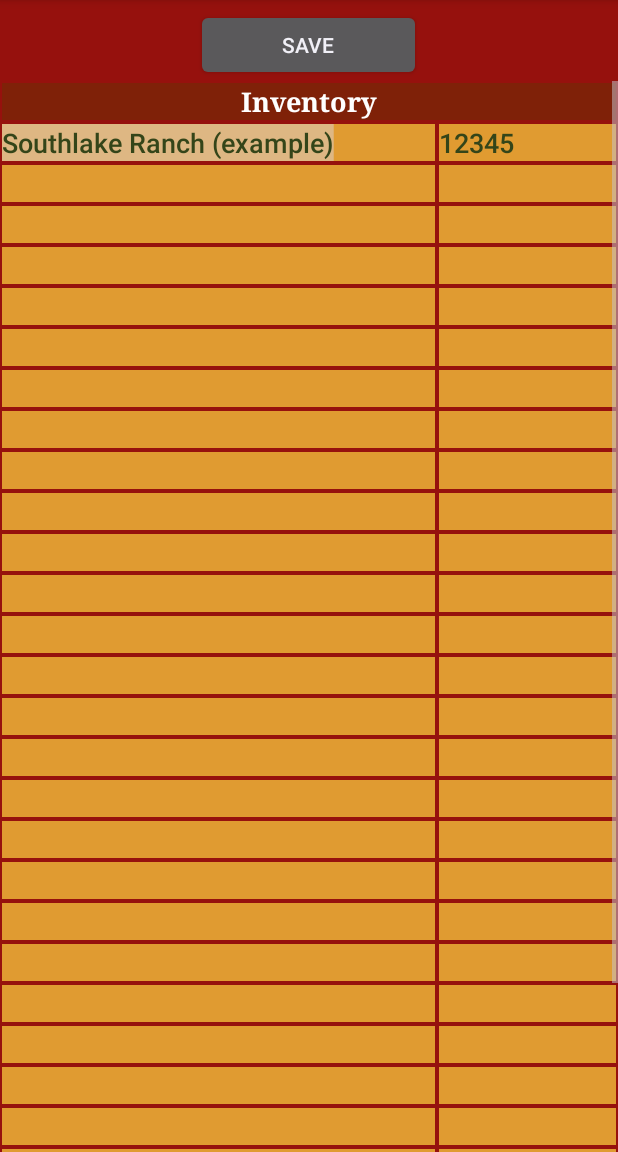
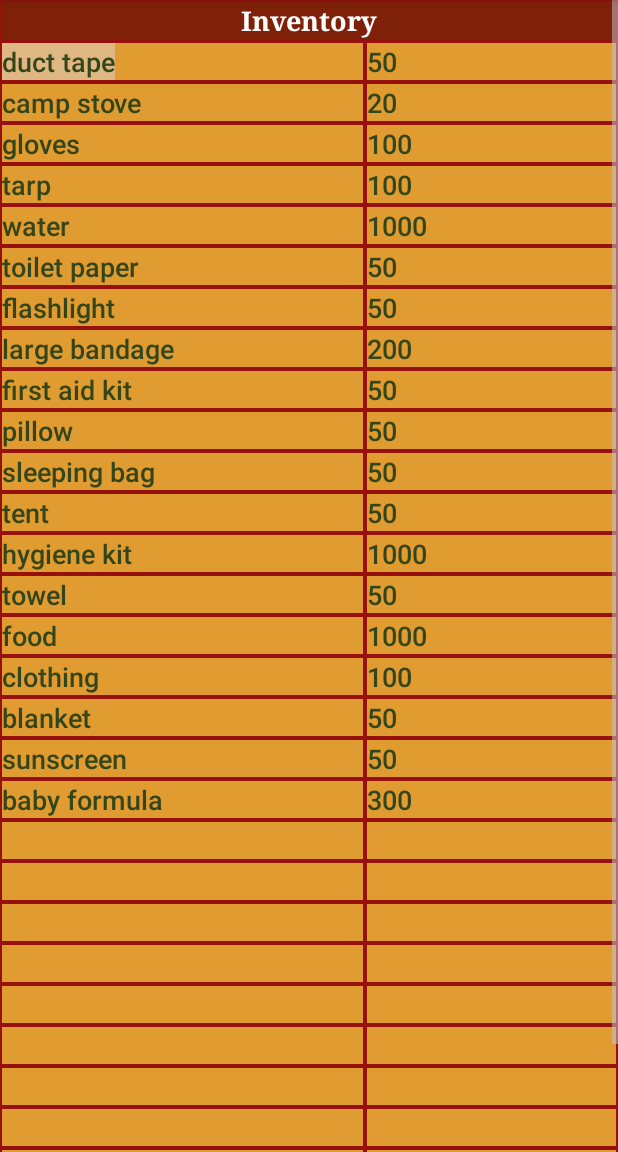
Before and after one commit to jonkeller/EmergencyDeliveryService, an Android app: the InventoryActivity screen opened directly, with no data from a screen before it, on a phone screen of 412 x 824 dp, the part 84-1236 px from its top. Run offline under Robolectric (Android 15) with nearby library versions, the phone set to English and light mode, and no system bars.

Commit message:
Impl inventory page

```diff
--- a/app/src/main/java/com/codetheroad/eds/CommunicationActivity.java
+++ b/app/src/main/java/com/codetheroad/eds/CommunicationActivity.java
@@ -17,6 +17,7 @@ import android.widget.Toast;
 import com.codetheroad.eds.data.Destination;
 import com.codetheroad.eds.data.ServerConnection;
 import com.codetheroad.eds.data.Vehicle;
+import com.google.android.gms.maps.model.LatLng;
 
 
 public class CommunicationActivity extends ManipulateInput {
@@ -28,6 +29,33 @@ public class CommunicationActivity extends ManipulateInput {
 	public void onCreate(Bundle savedInstanceState) {
 		super.onCreate(savedInstanceState);
 		setContentView(R.layout.communcation_layout);
+
+		// Hook up buttons
+		Button contactButton = (Button) findViewById(R.id.button1);
+		contactButton.setOnClickListener(new OnClickListener() {
+			@Override
+			public void onClick(View view) {
+				Intent smsIntent = new Intent(Intent.ACTION_VIEW);
+				smsIntent.setType("vnd.android-dir/mms-sms");
+				smsIntent.putExtra("address", "4046106603");
+				smsIntent.putExtra("sms_body", "Where are you?");
+				startActivity(smsIntent);
+			}
+		});
+
+		Button deliverButton = (Button) findViewById(R.id.button2);
+		deliverButton.setOnClickListener(new OnClickListener() {
+			@Override
+			public void onClick(View view) {
+				LatLng deliveryLocation = vehicle.getDestinations().get(0).getLocation();
+				vehicle.deliver(deliveryLocation);
+				populateFields();
+			}
+		});
+	}
+
+	public void onResume() {
+		super.onResume();
 		try {
 			vehicle = ServerConnection.connect(this.getAssets()).getVehicle();
 			populateFields();
@@ -36,7 +64,7 @@ public class CommunicationActivity extends ManipulateInput {
 			t.printStackTrace();
 		}
 		//	connectVariables();
-        populateFields();
+		populateFields();
 	}
 
 	private void populateFields() {
@@ -50,21 +78,6 @@ public class CommunicationActivity extends ManipulateInput {
 		TextView txtItemsBeingDelivered = (TextView) findViewById(R.id.txtItemsBeingDelivered);
 		String itemsBeingDelivered = vehicle.getItemsBeingDeliveredAsString();
 		txtItemsBeingDelivered.setText(itemsBeingDelivered);
-
-		Button button = (Button) findViewById(R.id.button1);
-
-		button.setOnClickListener(new OnClickListener() {
-
-			@Override
-			public void onClick(View view) {
-				Intent smsIntent = new Intent(Intent.ACTION_VIEW);
-				smsIntent.setType("vnd.android-dir/mms-sms");
-				smsIntent.putExtra("address", "4046106603");
-				smsIntent.putExtra("sms_body","Where are you?");
-				startActivity(smsIntent);
-			}
-
-		});
 	}
 
 
--- a/app/src/main/java/com/codetheroad/eds/InventoryActivity.java
+++ b/app/src/main/java/com/codetheroad/eds/InventoryActivity.java
@@ -8,107 +8,154 @@ import android.view.MenuItem;
 import android.view.View;
 import android.view.View.OnClickListener;
 import android.widget.Button;
-import android.widget.EditText;
+import android.widget.TextView;
 import android.widget.Toast;
+
+import com.codetheroad.eds.data.Item;
+import com.codetheroad.eds.data.ServerConnection;
+import com.codetheroad.eds.data.Vehicle;
+
+import java.util.Iterator;
+import java.util.Map;
 
 public class InventoryActivity extends SharedPref {
 
-	EditText[] nameArray, codeArray;
+	TextView[] nameArray, codeArray;
+	Vehicle vehicle;
 
 	public void onCreate(Bundle savedInstanceState) {
 		super.onCreate(savedInstanceState);
 		setContentView(R.layout.inventory_layout);
-		connectVariables();
-		populateFields();
+		//connectVariables();
+	}
+
+	@Override
+	public void onResume() {
+		super.onResume();
+		try {
+			vehicle = ServerConnection.connect(this.getAssets()).getVehicle();
+			populateFields();
+		} catch (Throwable t) {
+			// Since it's just JSON data, should absolutely never get here.
+			t.printStackTrace();
+		}
+	}
+
+	private void populateFields() {
+		// retrieve data from shared preferences and populated edit text fields
+		//getSavedTextViewArray(subName, nameArray);
+		//getSavedTextViewArray(subCode, codeArray);
+		Map<Item.Type, Integer> inventory = vehicle.getItems();
+
+		Iterator<Map.Entry<Item.Type, Integer>> it = inventory.entrySet().iterator();
+
+		// This is shameful
+		if (it.hasNext()) { populateField(R.id.subName1, R.id.subCode1, it.next()); }
+		if (it.hasNext()) { populateField(R.id.subName2, R.id.subCode2, it.next()); }
+		if (it.hasNext()) { populateField(R.id.subName3, R.id.subCode3, it.next()); }
+		if (it.hasNext()) { populateField(R.id.subName4, R.id.subCode4, it.next()); }
+		if (it.hasNext()) { populateField(R.id.subName5, R.id.subCode5, it.next()); }
+		if (it.hasNext()) { populateField(R.id.subName6, R.id.subCode6, it.next()); }
+		if (it.hasNext()) { populateField(R.id.subName7, R.id.subCode7, it.next()); }
+		if (it.hasNext()) { populateField(R.id.subName8, R.id.subCode8, it.next()); }
+		if (it.hasNext()) { populateField(R.id.subName9, R.id.subCode9, it.next()); }
+		if (it.hasNext()) { populateField(R.id.subName10, R.id.subCode10, it.next()); }
+		if (it.hasNext()) { populateField(R.id.subName11, R.id.subCode11, it.next()); }
+		if (it.hasNext()) { populateField(R.id.subName12, R.id.subCode12, it.next()); }
+		if (it.hasNext()) { populateField(R.id.subName13, R.id.subCode13, it.next()); }
+		if (it.hasNext()) { populateField(R.id.subName14, R.id.subCode14, it.next()); }
+		if (it.hasNext()) { populateField(R.id.subName15, R.id.subCode15, it.next()); }
+		if (it.hasNext()) { populateField(R.id.subName16, R.id.subCode16, it.next()); }
+		if (it.hasNext()) { populateField(R.id.subName17, R.id.subCode17, it.next()); }
+		if (it.hasNext()) { populateField(R.id.subName18, R.id.subCode18, it.next()); }
+		if (it.hasNext()) { populateField(R.id.subName19, R.id.subCode19, it.next()); }
+		if (it.hasNext()) { populateField(R.id.subName20, R.id.subCode20, it.next()); }
+		if (it.hasNext()) { populateField(R.id.subName21, R.id.subCode21, it.next()); }
+		if (it.hasNext()) { populateField(R.id.subName22, R.id.subCode22, it.next()); }
+		if (it.hasNext()) { populateField(R.id.subName23, R.id.subCode23, it.next()); }
+		if (it.hasNext()) { populateField(R.id.subName24, R.id.subCode24, it.next()); }
+		if (it.hasNext()) { populateField(R.id.subName25, R.id.subCode25, it.next()); }
+		if (it.hasNext()) { populateField(R.id.subName26, R.id.subCode26, it.next()); }
+		if (it.hasNext()) { populateField(R.id.subName27, R.id.subCode27, it.next()); }
+		if (it.hasNext()) { populateField(R.id.subName28, R.id.subCode28, it.next()); }
+		if (it.hasNext()) { populateField(R.id.subName29, R.id.subCode29, it.next()); }
+		if (it.hasNext()) { populateField(R.id.subName30, R.id.subCode30, it.next()); }
+	}
+
+	private void populateField(int subName, int subCode, Map.Entry<Item.Type, Integer> entry) {
+		Item.Type itemType = entry.getKey();
+		int quantity = entry.getValue();
+		((TextView)findViewById(subName)).setText(Item.typeToString(itemType));
+		((TextView)findViewById(subCode)).setText(Integer.toString(quantity));
+	}
+
+	/*
+	private void connectVariables() {
+		// Connect XML layout with Java
+		nameArray = new TextView[] { (TextView) findViewById(R.id.subName1),
+				(TextView) findViewById(R.id.subName2),
+				(TextView) findViewById(R.id.subName3),
+				(TextView) findViewById(R.id.subName4),
+				(TextView) findViewById(R.id.subName5),
+				(TextView) findViewById(R.id.subName6),
+				(TextView) findViewById(R.id.subName7),
+				(TextView) findViewById(R.id.subName8),
+				(TextView) findViewById(R.id.subName9),
+				(TextView) findViewById(R.id.subName10),
+				(TextView) findViewById(R.id.subName11),
+				(TextView) findViewById(R.id.subName12),
+				(TextView) findViewById(R.id.subName13),
+				(TextView) findViewById(R.id.subName14),
+				(TextView) findViewById(R.id.subName15),
+				(TextView) findViewById(R.id.subName16),
+				(TextView) findViewById(R.id.subName17),
+				(TextView) findViewById(R.id.subName18),
+				(TextView) findViewById(R.id.subName19),
+				(TextView) findViewById(R.id.subName20),
+				(TextView) findViewById(R.id.subName21),
+				(TextView) findViewById(R.id.subName22),
+				(TextView) findViewById(R.id.subName23),
+				(TextView) findViewById(R.id.subName24),
+				(TextView) findViewById(R.id.subName25),
+				(TextView) findViewById(R.id.subName26),
+				(TextView) findViewById(R.id.subName27),
+				(TextView) findViewById(R.id.subName28),
+				(TextView) findViewById(R.id.subName29),
+				(TextView) findViewById(R.id.subName30), };
+
+		codeArray = new TextView[] { (TextView) findViewById(R.id.subCode1),
+				(TextView) findViewById(R.id.subCode2),
+				(TextView) findViewById(R.id.subCode3),
+				(TextView) findViewById(R.id.subCode4),
+				(TextView) findViewById(R.id.subCode5),
+				(TextView) findViewById(R.id.subCode6),
+				(TextView) findViewById(R.id.subCode7),
+				(TextView) findViewById(R.id.subCode8),
+				(TextView) findViewById(R.id.subCode9),
+				(TextView) findViewById(R.id.subCode10),
+				(TextView) findViewById(R.id.subCode11),
+				(TextView) findViewById(R.id.subCode12),
+				(TextView) findViewById(R.id.subCode13),
+				(TextView) findViewById(R.id.subCode14),
+				(TextView) findViewById(R.id.subCode15),
+				(TextView) findViewById(R.id.subCode16),
+				(TextView) findViewById(R.id.subCode17),
+				(TextView) findViewById(R.id.subCode18),
+				(TextView) findViewById(R.id.subCode19),
+				(TextView) findViewById(R.id.subCode20),
+				(TextView) findViewById(R.id.subCode21),
+				(TextView) findViewById(R.id.subCode22),
+				(TextView) findViewById(R.id.subCode23),
+				(TextView) findViewById(R.id.subCode24),
+				(TextView) findViewById(R.id.subCode25),
+				(TextView) findViewById(R.id.subCode26),
+				(TextView) findViewById(R.id.subCode27),
+				(TextView) findViewById(R.id.subCode28),
+				(TextView) findViewById(R.id.subCode29),
+				(TextView) findViewById(R.id.subCode30) };
 
 	}
-
-	private void connectVariables() {
-		// Connect XML layout with Java
-		nameArray = new EditText[] { (EditText) findViewById(R.id.subName1),
-				(EditText) findViewById(R.id.subName2),
-				(EditText) findViewById(R.id.subName3),
-				(EditText) findViewById(R.id.subName4),
-				(EditText) findViewById(R.id.subName5),
-				(EditText) findViewById(R.id.subName6),
-				(EditText) findViewById(R.id.subName7),
-				(EditText) findViewById(R.id.subName8),
-				(EditText) findViewById(R.id.subName9),
-				(EditText) findViewById(R.id.subName10),
-				(EditText) findViewById(R.id.subName11),
-				(EditText) findViewById(R.id.subName12),
-				(EditText) findViewById(R.id.subName13),
-				(EditText) findViewById(R.id.subName14),
-				(EditText) findViewById(R.id.subName15),
-				(EditText) findViewById(R.id.subName16),
-				(EditText) findViewById(R.id.subName17),
-				(EditText) findViewById(R.id.subName18),
-				(EditText) findViewById(R.id.subName19),
-				(EditText) findViewById(R.id.subName20),
-				(EditText) findViewById(R.id.subName21),
-				(EditText) findViewById(R.id.subName22),
-				(EditText) findViewById(R.id.subName23),
-				(EditText) findViewById(R.id.subName24),
-				(EditText) findViewById(R.id.subName25),
-				(EditText) findViewById(R.id.subName26),
-				(EditText) findViewById(R.id.subName27),
-				(EditText) findViewById(R.id.subName28),
-				(EditText) findViewById(R.id.subName29),
-				(EditText) findViewById(R.id.subName30), };
-
-		codeArray = new EditText[] { (EditText) findViewById(R.id.subCode1),
-				(EditText) findViewById(R.id.subCode2),
-				(EditText) findViewById(R.id.subCode3),
-				(EditText) findViewById(R.id.subCode4),
-				(EditText) findViewById(R.id.subCode5),
-				(EditText) findViewById(R.id.subCode6),
-				(EditText) findViewById(R.id.subCode7),
-				(EditText) findViewById(R.id.subCode8),
-				(EditText) findViewById(R.id.subCode9),
-				(EditText) findViewById(R.id.subCode10),
-				(EditText) findViewById(R.id.subCode11),
-				(EditText) findViewById(R.id.subCode12),
-				(EditText) findViewById(R.id.subCode13),
-				(EditText) findViewById(R.id.subCode14),
-				(EditText) findViewById(R.id.subCode15),
-				(EditText) findViewById(R.id.subCode16),
-				(EditText) findViewById(R.id.subCode17),
-				(EditText) findViewById(R.id.subCode18),
-				(EditText) findViewById(R.id.subCode19),
-				(EditText) findViewById(R.id.subCode20),
-				(EditText) findViewById(R.id.subCode21),
-				(EditText) findViewById(R.id.subCode22),
-				(EditText) findViewById(R.id.subCode23),
-				(EditText) findViewById(R.id.subCode24),
-				(EditText) findViewById(R.id.subCode25),
-				(EditText) findViewById(R.id.subCode26),
-				(EditText) findViewById(R.id.subCode27),
-				(EditText) findViewById(R.id.subCode28),
-				(EditText) findViewById(R.id.subCode29),
-				(EditText) findViewById(R.id.subCode30) };
-
-		Button save = (Button) findViewById(R.id.saveButton);
-		// set on click listener
-		save.setOnClickListener(new OnClickListener() {
-
-			@Override
-			public void onClick(View v) {
-				// save edit text fields
-				saveEditTextArray(subName, nameArray, null);
-				saveEditTextArray(subCode, codeArray, null);
-				// tell user they are saved
-				Toast.makeText(getApplicationContext(), "Saved",
-						Toast.LENGTH_SHORT).show();
-			}
-		});
-	}
-
-	//
-	private void populateFields() {
-		// retrieve data from shared preferences and populated edit text fields
-		getSavedEditTextArray(subName, nameArray);
-		getSavedEditTextArray(subCode, codeArray);
-	}
+	*/
 
 	// create an inflatable preferences menu
 	@Override
--- a/app/src/main/java/com/codetheroad/eds/SharedPref.java
+++ b/app/src/main/java/com/codetheroad/eds/SharedPref.java
@@ -5,6 +5,7 @@ import android.content.Context;
 import android.content.SharedPreferences;
 import android.preference.PreferenceManager;
 import android.widget.EditText;
+import android.widget.TextView;
 
 public class SharedPref extends Activity {
 
--- a/app/src/main/java/com/codetheroad/eds/data/MockServerConnection.java
+++ b/app/src/main/java/com/codetheroad/eds/data/MockServerConnection.java
@@ -33,7 +33,7 @@ public class MockServerConnection extends ServerConnection {
 
     public Vehicle getVehicle() throws Exception {
         InputStream is = assetManager.open(DATA_FILENAME);
-        String jsonTxt = IOUtils.toString(is);
+        String jsonTxt = IOUtils.toString(is); is.close();
         System.out.println(jsonTxt);
         JSONObject json = (JSONObject) JSONSerializer.toJSON( jsonTxt );
 
--- a/app/src/main/res/layout/inventory_layout.xml
+++ b/app/src/main/res/layout/inventory_layout.xml
@@ -5,6 +5,7 @@
     android:background="#96110D"
     android:orientation="vertical" >
 
+    <!--
     <RelativeLayout
         xmlns:android="http://schemas.android.com/apk/res/android"
         android:layout_width="match_parent"
@@ -20,6 +21,7 @@
             android:layout_marginTop="6dp"
             android:text="@string/save_inventory" />
     </RelativeLayout>
+    -->
 
     <ScrollView
         xmlns:android="http://schemas.android.com/apk/res/android"
```
